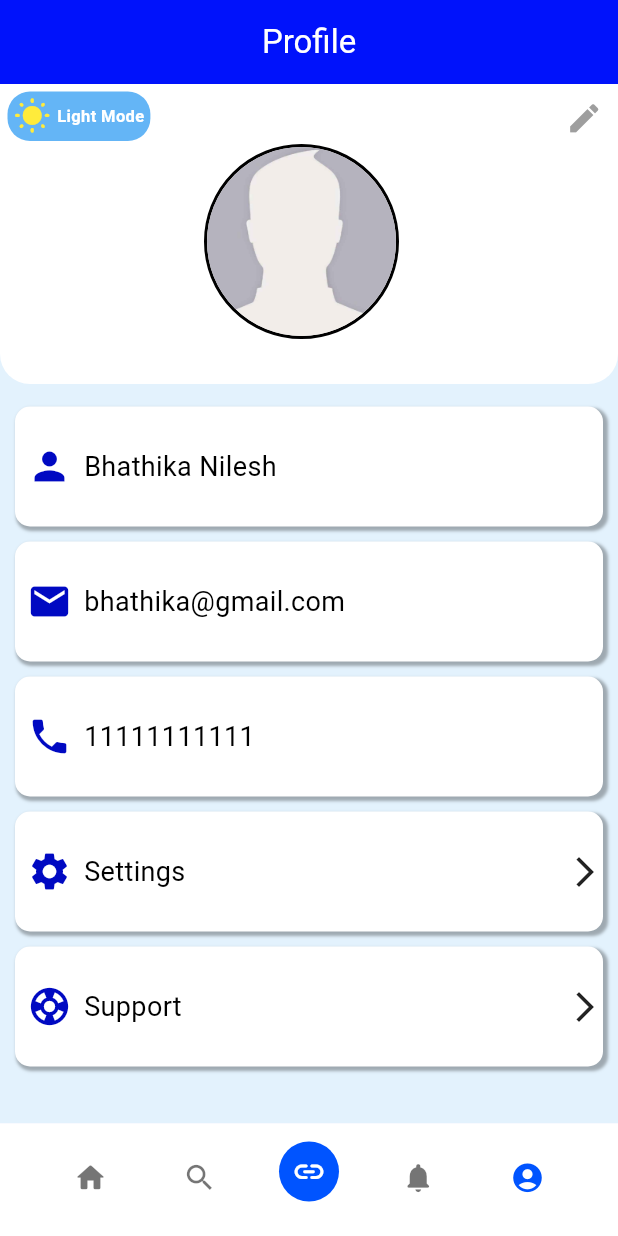
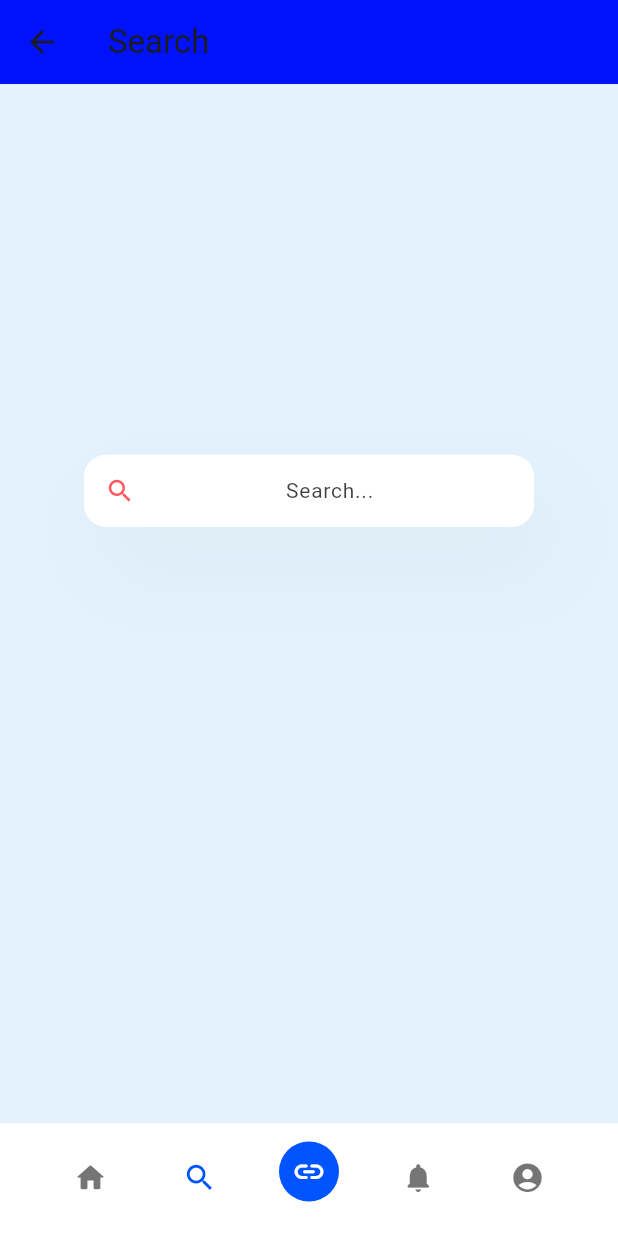
Before and after one commit to bhathiknk/linkcash_app, a Flutter app: the screen it shows after launch, item 5 of the bottom bar chosen, after a tap on the "search" icon, on a phone screen of 412 x 824 dp. Run offline on Flutter 3.47's test engine with Material 3 defaults, Android fonts, the phone set to English and light mode, and no system bars; our stand-ins replace connectivity_plus, image_picker, shared_preferences, table_calendar; missing offline and left inert: flutter_share.

Commit message:
search page created with serchbar and some functionalities

```diff
--- a/lib/MainScreens/Notification_Screen.dart
+++ b/lib/MainScreens/Notification_Screen.dart
@@ -96,14 +96,6 @@ class _NotificationPageState extends State<NotificationPage> {
                 decoration: BoxDecoration(
                   color: DarkModeHandler.getMainContainersColor(),
                   borderRadius: BorderRadius.circular(10.0),
-                  boxShadow: [
-                    BoxShadow(
-                      color: const Color(0xff000000).withOpacity(0.3),
-                      spreadRadius: 1,
-                      blurRadius: 1,
-                      offset: Offset(2, 2), // changes position of shadow
-                    ),
-                  ],
                 ),
                 child: Column(
                   crossAxisAlignment: CrossAxisAlignment.start,
--- a/lib/MainScreens/Profile_Screen.dart
+++ b/lib/MainScreens/Profile_Screen.dart
@@ -24,6 +24,7 @@ class _ProfilePageState extends State<ProfilePage> {
     _checkInitialConnectivity();
   }
 
+  /// Checks initial network connectivity status
   Future<void> _checkInitialConnectivity() async {
     var initialConnectivityResult = await _connectivityService.checkInitialConnectivity();
     setState(() {
@@ -40,27 +41,30 @@ class _ProfilePageState extends State<ProfilePage> {
         backgroundColor: DarkModeHandler.getAppBarColor(),
         title: const Text(
           'Profile',
-          style: TextStyle(
-            color: Colors.white,
-          ),
+          style: TextStyle(color: Colors.white),
         ),
         centerTitle: true,
       ),
       body: StreamBuilder<ConnectivityResult>(
         stream: _connectivityService.connectivityStream,
         builder: (context, snapshot) {
+          // Display loading spinner until the initial check is complete
           if (!_isInitialCheckComplete) {
-            return Center(child: CircularProgressIndicator());
+            return const Center(child: CircularProgressIndicator());
           } else {
+            // Check network connectivity and display relevant content
             ConnectivityResult? result = snapshot.data ?? _initialConnectivityResult;
             if (result == ConnectivityResult.none) {
-              return NoInternetUI();
+              // Display no internet connection UI
+              return  NoInternetUI();
             } else {
+              // Display profile page content if connected
               return _buildProfilePageContent(context);
             }
           }
         },
       ),
+      // Custom bottom navigation bar
       bottomNavigationBar: BottomNavigationBarWithFab(
         currentIndex: 3,
         onTap: (index) {
@@ -70,13 +74,25 @@ class _ProfilePageState extends State<ProfilePage> {
     );
   }
 
+  /// Builds the main content of the profile page
   Widget _buildProfilePageContent(BuildContext context) {
     return Container(
       color: DarkModeHandler.getBackgroundColor(),
       child: Column(
         children: [
-          Stack(
+          _buildProfileHeader(context),
+          const SizedBox(height: 10),
+          _buildProfileDetails(),
+        ],
+      ),
+    );
+  }
+
+  /// Builds the profile header with user image and edit options
+  Widget _buildProfileHeader(BuildContext context) {
+    return Stack(
       children: [
+        // Background container with rounded corners
         Container(
           decoration: BoxDecoration(
             color: DarkModeHandler.getTopContainerColor(),
@@ -87,21 +103,20 @@ class _ProfilePageState extends State<ProfilePage> {
           ),
           height: 200,
         ),
+        // Edit icon positioned at the top right
         const Positioned(
           top: 10,
           right: 10,
           child: Icon(Icons.edit, size: 25, color: Colors.grey),
         ),
+        // Profile image container in the center
         Positioned(
           top: 40,
           left: MediaQuery.of(context).size.width / 2 - 70,
           child: Container(
             width: 130,
             height: 130,
-                  decoration: BoxDecoration(
-                    shape: BoxShape.circle,
-                    border: Border.all(color: Colors.black, width: 2),
-                  ),
+
             child: ClipOval(
               child: Image.asset(
                 'lib/images/coverimage.jpg',
@@ -110,6 +125,7 @@ class _ProfilePageState extends State<ProfilePage> {
             ),
           ),
         ),
+        // Dark mode toggle button
         Positioned(
           top: 5,
           left: 5,
@@ -121,19 +137,11 @@ class _ProfilePageState extends State<ProfilePage> {
               });
             },
             child: AnimatedContainer(
-                    duration: Duration(milliseconds: 600),
-                    padding: EdgeInsets.all(4),
+              duration: const Duration(milliseconds: 600),
+              padding: const EdgeInsets.all(4),
               decoration: BoxDecoration(
                 color: isDarkMode ? Colors.black : Colors.blue[300],
                 borderRadius: BorderRadius.circular(15),
-                      boxShadow: [
-                        BoxShadow(
-                          color: isDarkMode ? Colors.grey : Colors.transparent,
-                          blurRadius: 5,
-                          spreadRadius: 2,
-                          offset: Offset(0, 3),
-                        ),
-                      ],
               ),
               child: Row(
                 mainAxisSize: MainAxisSize.min,
@@ -143,7 +151,7 @@ class _ProfilePageState extends State<ProfilePage> {
                     size: 25,
                     color: Colors.yellow,
                   ),
-                        SizedBox(width: 4),
+                  const SizedBox(width: 4),
                   Text(
                     isDarkMode ? 'Dark Mode' : 'Light Mode',
                     style: const TextStyle(
@@ -158,39 +166,35 @@ class _ProfilePageState extends State<ProfilePage> {
           ),
         ),
       ],
-          ),
-          SizedBox(height: 10),
-          Column(
+    );
+  }
+
+  /// Builds the list of profile details like name, email, and settings
+  Widget _buildProfileDetails() {
+    // Details to be displayed in the profile
+    final List<Map<String, dynamic>> profileItems = [
+      {'icon': Icons.person, 'title': 'Bhathika Nilesh'},
+      {'icon': Icons.email, 'title': 'bhathika@gmail.com'},
+      {'icon': Icons.phone, 'title': '11111111111'},
+      {'icon': Icons.settings, 'title': 'Settings'},
+      {'icon': Icons.support, 'title': 'Support'},
+    ];
+
+    // Builds a column of profile items
+    return Column(
       crossAxisAlignment: CrossAxisAlignment.start,
-            children: List.generate(5, (index) {
-              IconData icon;
-              String title;
-              switch (index) {
-                case 0:
-                  icon = Icons.person;
-                  title = 'Bhathika Nilesh';
-                  break;
-                case 1:
-                  icon = Icons.email;
-                  title = 'bhathika@gmail.com';
-                  break;
-                case 2:
-                  icon = Icons.phone;
-                  title = '11111111111';
-                  break;
-                case 3:
-                  icon = Icons.settings;
-                  title = 'Settings';
-                  break;
-                case 4:
-                  icon = Icons.support;
-                  title = 'Support';
-                  break;
-                default:
-                  icon = Icons.error;
-                  title = 'Error';
-                  break;
+      children: profileItems.map((item) {
+        return _buildProfileItem(
+          icon: item['icon'],
+          title: item['title'],
+          showArrow: item['title'] == 'Settings' || item['title'] == 'Support',
+        );
+      }).toList(),
+    );
   }
+
+  /// Builds a single profile item row with icon, title, and optional arrow
+  Widget _buildProfileItem({required IconData icon, required String title, bool showArrow = false}) {
     return Padding(
       padding: const EdgeInsets.symmetric(vertical: 5.0),
       child: Container(
@@ -199,25 +203,19 @@ class _ProfilePageState extends State<ProfilePage> {
         decoration: BoxDecoration(
           color: DarkModeHandler.getMainContainersColor(),
           borderRadius: BorderRadius.circular(10.0),
-                    boxShadow: [
-                      BoxShadow(
-                        color: const Color(0xff000000).withOpacity(0.3),
-                        spreadRadius: 1,
-                        blurRadius: 1,
-                        offset: Offset(2, 2),
-                      ),
-                    ],
         ),
         child: Row(
           children: [
+            // Icon for each profile item
             Padding(
-                        padding: EdgeInsets.all(8.0),
+              padding: const EdgeInsets.all(8.0),
               child: Icon(
                 icon,
                 size: 30,
                 color: DarkModeHandler.getProfilePageIconColor(),
               ),
             ),
+            // Title and optional arrow for navigable items
             Expanded(
               child: Row(
                 mainAxisAlignment: MainAxisAlignment.spaceBetween,
@@ -229,8 +227,8 @@ class _ProfilePageState extends State<ProfilePage> {
                       color: DarkModeHandler.getMainContainersTextColor(),
                     ),
                   ),
-                            if (index == 3 || index == 4)
-                              Icon(Icons.arrow_forward_ios),
+                  // Optional arrow for settings and support items
+                  if (showArrow) const Icon(Icons.arrow_forward_ios),
                 ],
               ),
             ),
@@ -238,10 +236,5 @@ class _ProfilePageState extends State<ProfilePage> {
         ),
       ),
     );
-            }),
-          ),
-        ],
-      ),
-    );
   }
 }
--- /dev/null
+++ b/lib/MainScreens/Search_Screen.dart
@@ -0,0 +1,151 @@
+import 'package:flutter/material.dart';
+import '../WidgetsCom/bottom_navigation_bar.dart';
+import '../WidgetsCom/dark_mode_handler.dart';
+
+class SearchPage extends StatefulWidget {
+  const SearchPage({Key? key}) : super(key: key);
+
+  @override
+  State<SearchPage> createState() => _SearchPageState();
+}
+
+class _SearchPageState extends State<SearchPage> {
+  final TextEditingController searchController = TextEditingController();
+  final FocusNode searchFocusNode = FocusNode();
+  bool isSearchFocused = false;
+  int currentIndex = 4; // Set initial index to SearchPage
+
+  @override
+  void initState() {
+    super.initState();
+    // Listen to focus changes
+    searchFocusNode.addListener(() {
+      setState(() {
+        isSearchFocused = searchFocusNode.hasFocus;
+      });
+    });
+
+    // Listen to text changes to reset the position when input is cleared
+    searchController.addListener(() {
+      if (searchController.text.isEmpty) {
+        setState(() {
+          isSearchFocused = false; // Move back to center when text is cleared
+        });
+      }
+    });
+  }
+
+  @override
+  void dispose() {
+    searchController.dispose();
+    searchFocusNode.dispose();
+    super.dispose();
+  }
+
+  void _onBottomNavTap(int index) {
+    setState(() {
+      currentIndex = index;
+    });
+
+
+  }
+
+  @override
+  Widget build(BuildContext context) {
+    return Scaffold(
+      appBar: AppBar(
+        title: const Text('Search'),
+        backgroundColor: DarkModeHandler.getAppBarColor(),
+      ),
+      backgroundColor: DarkModeHandler.getBackgroundColor(),
+      body: SingleChildScrollView(
+        child: Column(
+          crossAxisAlignment: CrossAxisAlignment.center,
+          children: [
+            AnimatedContainer(
+              duration: const Duration(milliseconds: 300),
+              curve: Curves.easeInOut,
+              margin: EdgeInsets.only(
+                top: isSearchFocused ? 20 : MediaQuery.of(context).size.height * 0.3,
+              ),
+              child: Center(
+                child: ConstrainedBox(
+                  constraints: const BoxConstraints(maxWidth: 300), // Adjust width here
+                  child: SearchInputFb1(
+                    searchController: searchController,
+                    focusNode: searchFocusNode,
+                    hintText: 'Search...', // Customize hint text as needed
+                  ),
+                ),
+              ),
+            ),
+          ],
+        ),
+      ),
+      // Add the BottomNavigationBarWithFab
+      bottomNavigationBar: BottomNavigationBarWithFab(
+        currentIndex: currentIndex,
+        onTap: _onBottomNavTap,
+      ),
+    );
+  }
+}
+
+class SearchInputFb1 extends StatelessWidget {
+  final TextEditingController searchController;
+  final String hintText;
+  final FocusNode focusNode;
+
+  const SearchInputFb1({
+    required this.searchController,
+    required this.hintText,
+    required this.focusNode,
+    Key? key,
+  }) : super(key: key);
+
+  @override
+  Widget build(BuildContext context) {
+    return Container(
+      height: 50,
+      decoration: BoxDecoration(boxShadow: [
+        BoxShadow(
+          offset: const Offset(12, 26),
+          blurRadius: 50,
+          spreadRadius: 0,
+          color: Colors.grey.withOpacity(.1),
+        ),
+      ]),
+      child: TextField(
+        controller: searchController,
+        focusNode: focusNode,
+        textAlign: TextAlign.center,
+        onTap: () {
+          searchController.clear(); // Clear text on tap
+        },
+        onChanged: (value) {
+          // Handle search input changes if needed
+        },
+        style: const TextStyle(fontSize: 14),
+        decoration: InputDecoration(
+          prefixIcon: const Icon(Icons.search, size: 20, color: Color(0xffFF5A60)),
+          filled: true,
+          fillColor: Colors.white,
+          hintText: hintText,
+          hintStyle: TextStyle(color: Colors.black.withOpacity(.75)),
+          contentPadding: const EdgeInsets.symmetric(vertical: 0.0, horizontal: 20.0),
+          border: const OutlineInputBorder(
+            borderRadius: BorderRadius.all(Radius.circular(15.0)),
+          ),
+          enabledBorder: const OutlineInputBorder(
+            borderSide: BorderSide(color: Colors.white, width: 1.0),
+            borderRadius: BorderRadius.all(Radius.circular(15.0)),
+          ),
+          focusedBorder: const OutlineInputBorder(
+            borderSide: BorderSide(color: Colors.white, width: 2.0),
+            borderRadius: BorderRadius.all(Radius.circular(15.0)),
+          ),
+        ),
+      ),
+    );
+  }
+}
--- a/lib/WidgetsCom/bottom_navigation_bar.dart
+++ b/lib/WidgetsCom/bottom_navigation_bar.dart
@@ -2,7 +2,8 @@ import 'package:flutter/material.dart';
 import '../MainScreens/Link_Screen.dart';
 import '../MainScreens/Home_Screen.dart';
 import '../MainScreens/Notification_Screen.dart';
-import '../MainScreens/Profile_Screen.dart'; // Import other page files
+import '../MainScreens/Profile_Screen.dart';
+import '../MainScreens/Search_Screen.dart'; // Import the new search page
 
 class BottomNavigationBarWithFab extends StatefulWidget {
   final int currentIndex;
@@ -49,6 +50,12 @@ class _BottomNavBarFb1State extends State<BottomNavigationBarWithFab> {
           MaterialPageRoute(builder: (context) => ProfilePage()),
         );
         break;
+      case 4:
+        Navigator.push(
+          context,
+          MaterialPageRoute(builder: (context) => SearchPage()), // Navigate to SearchPage
+        );
+        break;
       default:
         break;
     }
@@ -76,9 +83,10 @@ class _BottomNavBarFb1State extends State<BottomNavigationBarWithFab> {
                 ),
                 IconBottomBar(
                   icon: Icons.search_outlined,
-                  selected: false,
+                  selected: widget.currentIndex == 4, // Update to handle the search icon
                   onPressed: () {
-                    // Placeholder action for search, update logic as needed
+                    widget.onTap(4);
+                    _navigateToPage(4); // Navigate to the new search page
                   },
                 ),
                 IconBottomBar2(
--- a/lib/WidgetsCom/dark_mode_handler.dart
+++ b/lib/WidgetsCom/dark_mode_handler.dart
@@ -79,7 +79,7 @@ class DarkModeHandler {
     return isDarkMode ? Color(0xFFFFFFFF) : Color(0xff6b6b6b);
   }
   static Color getProfilePageIconColor() {
-    return isDarkMode ? Color(0xFFFFFFFF) : Color(0xff0009c2);
+    return isDarkMode ? Color(0xFFFFFFFF) : Color(0xFF0012fb);
   }
   static Color getCalendarTodayTextColor() {
     return isDarkMode ? Color(0xFFFFFFFF) : Color(0xffffffff);
```
Lines whose indentation alone changed are shown as unchanged.
